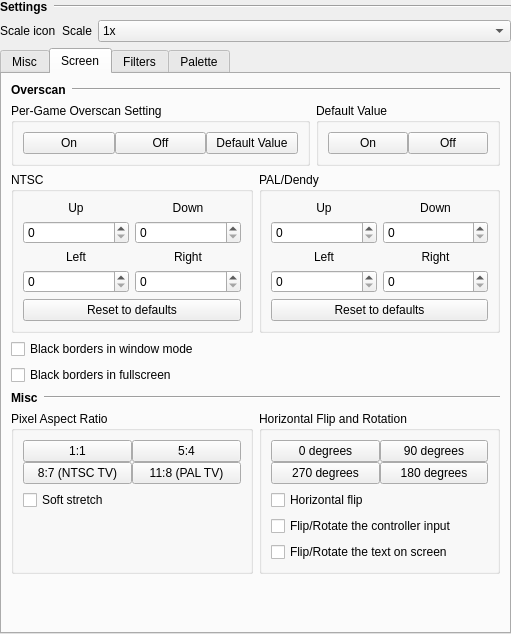
The window that src/gui/designer/wdgSettingsVideo.ui (punesemu/puNES) describes before a commit, drawn with Qt 5.
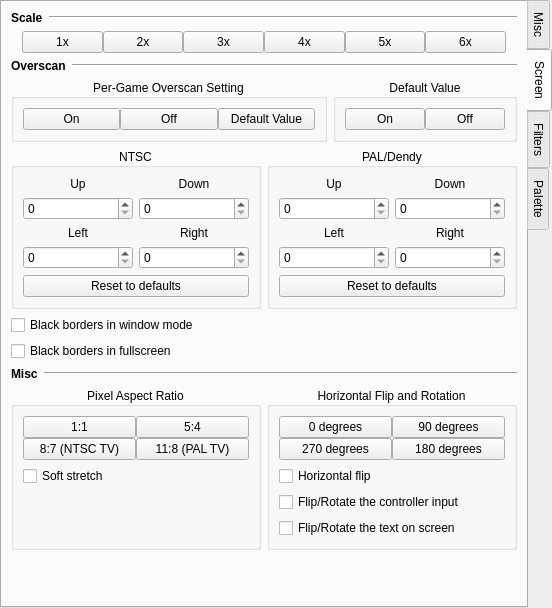
The same window after the commit. The open tabs and pages were chosen to show the change. Icons and pictures are not drawn. Custom widgets are drawn as their Qt base class.

Commit message: Incorporated the scale option in the "Screen" tab.

Diff of the .ui file:
```diff
--- a/src/gui/designer/wdgSettingsVideo.ui
+++ b/src/gui/designer/wdgSettingsVideo.ui
@@ -6,8 +6,8 @@
    <rect>
     <x>0</x>
     <y>0</y>
-    <width>511</width>
-    <height>634</height>
+    <width>552</width>
+    <height>608</height>
    </rect>
   </property>
   <property name="focusPolicy">
@@ -31,22 +31,14 @@
    </property>
    <item>
     <layout class="QGridLayout" name="gridLayout_Video">
-     <item row="1" column="0">
-      <widget class="QLabel" name="icon_Scale">
-       <property name="text">
-        <string notr="true">Scale icon</string>
-       </property>
-      </widget>
-     </item>
-     <item row="1" column="1">
-      <widget class="QLabel" name="label_Scale">
-       <property name="text">
-        <string>Scale</string>
-       </property>
-      </widget>
-     </item>
-     <item row="2" column="0" colspan="3">
+     <item row="1" column="0" colspan="2">
       <widget class="QTabWidget" name="tabWidget_Video">
+       <property name="tabPosition">
+        <enum>QTabWidget::East</enum>
+       </property>
+       <property name="tabShape">
+        <enum>QTabWidget::Rounded</enum>
+       </property>
        <property name="currentIndex">
         <number>0</number>
        </property>
@@ -215,6 +207,127 @@
          <string>Screen</string>
         </attribute>
         <layout class="QVBoxLayout" name="verticalLayout">
+         <item>
+          <layout class="QHBoxLayout" name="horizontalLayout_Video_settings">
+           <item>
+            <widget class="QLabel" name="label_Video_settings">
+             <property name="font">
+              <font>
+               <weight>75</weight>
+               <bold>true</bold>
+              </font>
+             </property>
+             <property name="text">
+              <string>Scale</string>
+             </property>
+            </widget>
+           </item>
+           <item>
+            <widget class="Line" name="line_Video_settings">
+             <property name="sizePolicy">
+              <sizepolicy hsizetype="Expanding" vsizetype="Fixed">
+               <horstretch>0</horstretch>
+               <verstretch>0</verstretch>
+              </sizepolicy>
+             </property>
+             <property name="orientation">
+              <enum>Qt::Horizontal</enum>
+             </property>
+            </widget>
+           </item>
+          </layout>
+         </item>
+         <item>
+          <layout class="QHBoxLayout" name="horizontalLayout_Scale">
+           <item>
+            <widget class="QWidget" name="widget_Scale_xx" native="true">
+             <property name="sizePolicy">
+              <sizepolicy hsizetype="Expanding" vsizetype="Preferred">
+               <horstretch>0</horstretch>
+               <verstretch>0</verstretch>
+              </sizepolicy>
+             </property>
+             <layout class="QHBoxLayout" name="horizontalLayout_Scale_xx">
+              <property name="spacing">
+               <number>0</number>
+              </property>
+              <property name="leftMargin">
+               <number>11</number>
+              </property>
+              <property name="topMargin">
+               <number>0</number>
+              </property>
+              <property name="rightMargin">
+               <number>11</number>
+              </property>
+              <property name="bottomMargin">
+               <number>0</number>
+              </property>
+              <item>
+               <widget class="QPushButton" name="pushButton_Scale_1x">
+                <property name="text">
+                 <string>1x</string>
+                </property>
+                <property name="checkable">
+                 <bool>true</bool>
+                </property>
+               </widget>
+              </item>
+              <item>
+               <widget class="QPushButton" name="pushButton_Scale_2x">
+                <property name="text">
+                 <string>2x</string>
+                </property>
+                <property name="checkable">
+                 <bool>true</bool>
+                </property>
+               </widget>
+              </item>
+              <item>
+               <widget class="QPushButton" name="pushButton_Scale_3x">
+                <property name="text">
+                 <string>3x</string>
+                </property>
+                <property name="checkable">
+                 <bool>true</bool>
+                </property>
+               </widget>
+              </item>
+              <item>
+               <widget class="QPushButton" name="pushButton_Scale_4x">
+                <property name="text">
+                 <string>4x</string>
+                </property>
+                <property name="checkable">
+                 <bool>true</bool>
+                </property>
+               </widget>
+              </item>
+              <item>
+               <widget class="QPushButton" name="pushButton_Scale_5x">
+                <property name="text">
+                 <string>5x</string>
+                </property>
+                <property name="checkable">
+                 <bool>true</bool>
+                </property>
+               </widget>
+              </item>
+              <item>
+               <widget class="QPushButton" name="pushButton_Scale_6x">
+                <property name="text">
+                 <string>6x</string>
+                </property>
+                <property name="checkable">
+                 <bool>true</bool>
+                </property>
+               </widget>
+              </item>
+             </layout>
+            </widget>
+           </item>
+          </layout>
+         </item>
          <item>
           <layout class="QHBoxLayout" name="horizontalLayout_Screen_Oscan">
            <item>
@@ -267,6 +380,9 @@
                 <property name="title">
                  <string>Per-Game Overscan Setting</string>
                 </property>
+                <property name="alignment">
+                 <set>Qt::AlignCenter</set>
+                </property>
                 <property name="flat">
                  <bool>true</bool>
                 </property>
@@ -330,6 +446,9 @@
                 <property name="title">
                  <string>Default Value</string>
                 </property>
+                <property name="alignment">
+                 <set>Qt::AlignCenter</set>
+                </property>
                 <layout class="QHBoxLayout" name="horizontalLayout_4">
                  <property name="spacing">
                   <number>0</number>
@@ -364,6 +483,9 @@
               <property name="title">
                <string>NTSC</string>
               </property>
+              <property name="alignment">
+               <set>Qt::AlignCenter</set>
+              </property>
               <layout class="QGridLayout" name="gridLayout_Oscan_NTSC_brd">
                <item row="1" column="2">
                 <layout class="QVBoxLayout" name="verticalLayout_Oscan_NTSC_brd_right">
@@ -483,6 +605,9 @@
               <property name="title">
                <string>PAL/Dendy</string>
               </property>
+              <property name="alignment">
+               <set>Qt::AlignCenter</set>
+              </property>
               <layout class="QGridLayout" name="gridLayout_Oscan_PAL_brd">
                <item row="1" column="2">
                 <layout class="QVBoxLayout" name="verticalLayout_Oscan_PAL_brd_right">
@@ -643,7 +768,10 @@
              <property name="title">
               <string>Pixel Aspect Ratio</string>
              </property>
-             <layout class="QGridLayout" name="gridLayout_5">
+             <property name="alignment">
+              <set>Qt::AlignCenter</set>
+             </property>
+             <layout class="QGridLayout" name="gridLayout_PAR">
               <item row="1" column="0">
                <widget class="QCheckBox" name="checkBox_PAR_Soft_Stretch">
                 <property name="text">
@@ -725,7 +853,10 @@
              <property name="title">
               <string>Horizontal Flip and Rotation</string>
              </property>
-             <layout class="QGridLayout" name="gridLayout_2">
+             <property name="alignment">
+              <set>Qt::AlignCenter</set>
+             </property>
+             <layout class="QGridLayout" name="gridLayout_Screen_Rotation">
               <item row="2" column="0" colspan="3">
                <widget class="QCheckBox" name="checkBox_Input_Rotation">
                 <property name="text">
@@ -1344,76 +1475,6 @@
        </widget>
       </widget>
      </item>
-     <item row="0" column="0" colspan="3">
-      <layout class="QHBoxLayout" name="horizontalLayout_Video_settings">
-       <item>
-        <widget class="QLabel" name="label_Video_settings">
-         <property name="font">
-          <font>
-           <weight>75</weight>
-           <bold>true</bold>
-          </font>
-         </property>
-         <property name="text">
-          <string>Settings</string>
-         </property>
-        </widget>
-       </item>
-       <item>
-        <widget class="Line" name="line_Video_settings">
-         <property name="sizePolicy">
-          <sizepolicy hsizetype="Expanding" vsizetype="Fixed">
-           <horstretch>0</horstretch>
-           <verstretch>0</verstretch>
-          </sizepolicy>
-         </property>
-         <property name="orientation">
-          <enum>Qt::Horizontal</enum>
-         </property>
-        </widget>
-       </item>
-      </layout>
-     </item>
-     <item row="1" column="2">
-      <widget class="QComboBox" name="comboBox_Scale">
-       <property name="sizePolicy">
-        <sizepolicy hsizetype="Expanding" vsizetype="Fixed">
-         <horstretch>0</horstretch>
-         <verstretch>0</verstretch>
-        </sizepolicy>
-       </property>
-       <item>
-        <property name="text">
-         <string>1x</string>
-        </property>
-       </item>
-       <item>
-        <property name="text">
-         <string>2x</string>
-        </property>
-       </item>
-       <item>
-        <property name="text">
-         <string>3x</string>
-        </property>
-       </item>
-       <item>
-        <property name="text">
-         <string>4x</string>
-        </property>
-       </item>
-       <item>
-        <property name="text">
-         <string>5x</string>
-        </property>
-       </item>
-       <item>
-        <property name="text">
-         <string>6x</string>
-        </property>
-       </item>
-      </widget>
-     </item>
     </layout>
    </item>
   </layout>
```
Left out of the diff: 387 changed lines with no effect on the pictures. The commit also changes 4 other files.
